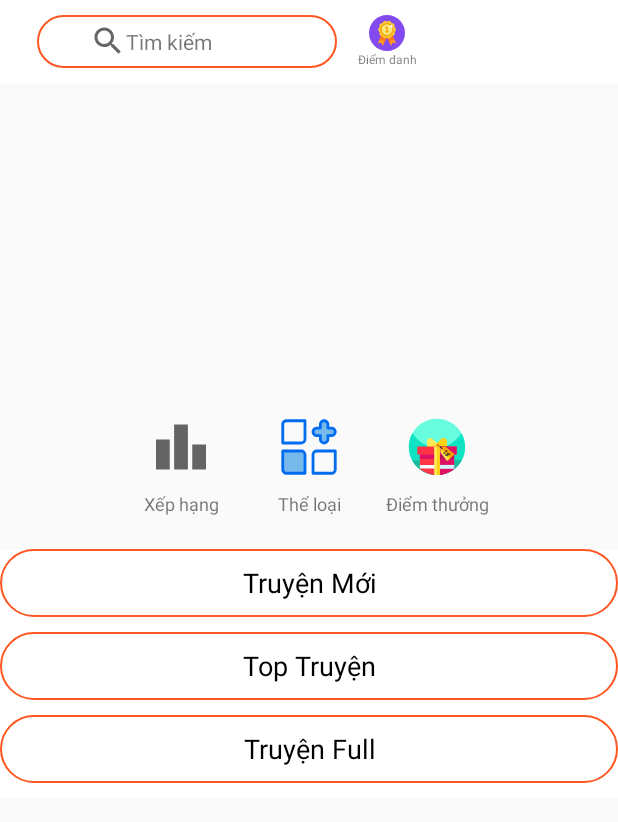
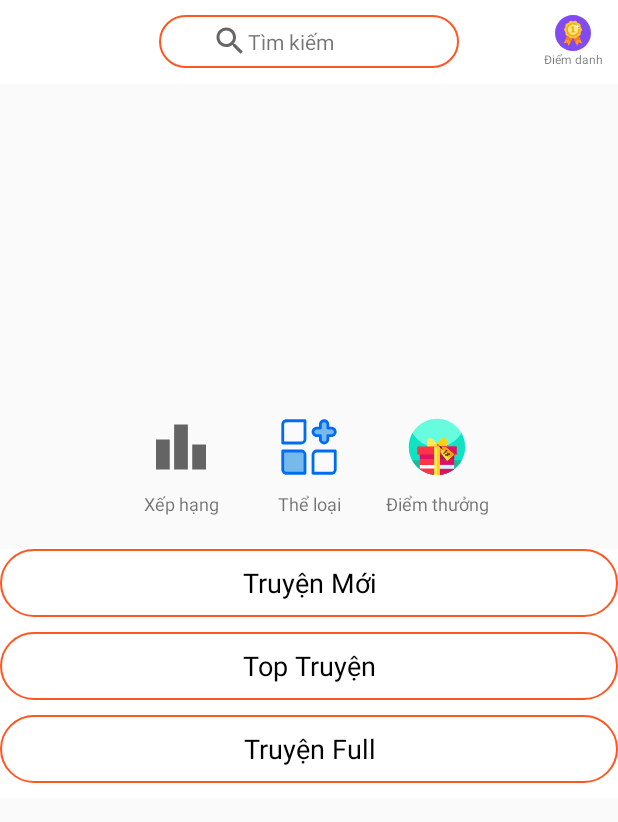
Before and after one commit to ducvui2003/android, an Android app: the layout fragment_home.xml on its own in the app's theme, with its tools: preview values and no code run, on a phone screen of 412 x 824 dp. Shown: the top 822 px of the screen. Run offline under Robolectric (Android 15) with nearby library versions, the phone set to English and light mode, and no system bars.

Commit message:
remove login in HomeFragment when click rank + Category

```diff
--- a/app/src/main/java/com/example/truyenapp/api/RetrofitClient.java
+++ b/app/src/main/java/com/example/truyenapp/api/RetrofitClient.java
@@ -7,7 +7,7 @@ import retrofit2.Retrofit;
 import retrofit2.converter.gson.GsonConverterFactory;
 
 public final class RetrofitClient {
-    private final static String BASE_URL = " https://d76d-2402-800-63af-ef1b-8037-e487-bcdc-f49f.ngrok-free.app/api/";
+    private final static String BASE_URL = "   https://ae67-115-79-219-34.ngrok-free.app/api/";
     private static Retrofit instance;
 
     public static Retrofit getInstance() {
--- a/app/src/main/java/com/example/truyenapp/view/fragment/HomeFragment.java
+++ b/app/src/main/java/com/example/truyenapp/view/fragment/HomeFragment.java
@@ -139,7 +139,6 @@ public class HomeFragment extends Fragment implements NavigationView.OnNavigatio
         ActionViewFlipper();
         setOnClickListener();
 
-
         return view;
     }
 
@@ -189,6 +188,7 @@ public class HomeFragment extends Fragment implements NavigationView.OnNavigatio
                 if (tv_emailhome.getText().length() != 0) {
                     Boolean checkDiemDanh = db.checkDiemDanh(account);
                     if (checkDiemDanh == false) {
+
                         int thu = db.getThu(account);
                         if (thu == 2) {
                             Boolean diemdanh = db.updateDiemThuong(account, 10);
@@ -226,7 +226,6 @@ public class HomeFragment extends Fragment implements NavigationView.OnNavigatio
                     } else {
                         Toast.makeText(getActivity(), "Hôm nay bạn đã điểm danh, chờ đến ngày mai nhé!", Toast.LENGTH_SHORT).show();
                     }
-
                 } else {
                     Toast.makeText(getActivity(), "Vui lòng đăng nhập để điểm danh!", Toast.LENGTH_SHORT).show();
                 }
@@ -285,7 +284,6 @@ public class HomeFragment extends Fragment implements NavigationView.OnNavigatio
     }
 
     private void init() {
-
         toolbar = (Toolbar) view.findViewById(R.id.toolbar);
         viewFlipper = (ViewFlipper) view.findViewById(R.id.vf);
         navigationView = (NavigationView) view.findViewById(R.id.nvv);
@@ -311,7 +309,6 @@ public class HomeFragment extends Fragment implements NavigationView.OnNavigatio
 
         tv_emailhome = headerLayout.findViewById(R.id.tv_emailhome);
         bt_dxhome = headerLayout.findViewById(R.id.bt_dxhome);
-
     }
 
     public void onBackPressed() {
@@ -348,12 +345,10 @@ public class HomeFragment extends Fragment implements NavigationView.OnNavigatio
                 break;
             case R.id.it_xephang:
                 Intent dialog_box4 = new Intent(getActivity(), RankActivity.class);
-                dialog_box4.putExtra("email", account.getEmail());
                 startActivity(dialog_box4);
                 break;
             case R.id.it_theloai:
                 Intent dialog_box5 = new Intent(getActivity(), Category.class);
-                dialog_box5.putExtra("email", account.getEmail());
                 startActivity(dialog_box5);
                 break;
         }
--- a/app/src/main/res/layout/fragment_home.xml
+++ b/app/src/main/res/layout/fragment_home.xml
@@ -1,7 +1,7 @@
 <?xml version="1.0" encoding="utf-8"?>
 <FrameLayout xmlns:android="http://schemas.android.com/apk/res/android"
+    xmlns:app="http://schemas.android.com/apk/res-auto"
     xmlns:tools="http://schemas.android.com/tools"
-    xmlns:app="http://schemas.android.com/apk/res-auto"
     android:layout_width="match_parent"
     android:layout_height="match_parent"
     tools:context=".view.fragment.HomeFragment">
@@ -19,11 +19,11 @@
         android:fitsSystemWindows="true">
 
         <com.google.android.material.navigation.NavigationView
+            android:id="@+id/nvv"
             android:layout_width="wrap_content"
             android:layout_height="match_parent"
-                android:id="@+id/nvv"
-                app:menu="@menu/menu"
-                android:layout_gravity="start"/>
+            android:layout_gravity="start"
+            app:menu="@menu/menu" />
         <!--        app:headerLayout="@layout/header"-->
 
         <ScrollView
@@ -35,29 +35,35 @@
                 android:layout_width="match_parent"
                 android:layout_height="match_parent"
                 android:orientation="vertical">
+
                 <androidx.appcompat.widget.Toolbar
                     android:id="@+id/toolbar"
-                        app:title=" "
+                    android:layout_width="match_parent"
+                    android:layout_height="?attr/actionBarSize"
                     android:background="@color/white"
-                        android:layout_width="match_parent"
-                        android:layout_height="?attr/actionBarSize">
+                    app:title=" ">
+
                     <TextView
+                        android:layout_gravity="center"
                         android:id="@+id/tv_TimKiemHome"
                         android:layout_width="200dp"
                         android:layout_height="35dp"
-                            android:text="Tìm kiếm"
+                        android:background="@drawable/khung"
+                        android:drawableLeft="@drawable/ic_baseline_search_24"
                         android:gravity="center_vertical"
-                            android:background="@drawable/khung"
                         android:paddingLeft="35dp"
-                            android:drawableLeft="@drawable/ic_baseline_search_24" />
+                        android:text="Tìm kiếm" />
+
                     <TextView
                         android:id="@+id/tv_diemdanh"
                         android:layout_width="40dp"
                         android:layout_height="35dp"
+                        android:layout_gravity="right"
                         android:layout_marginLeft="25dp"
+                        android:gravity="center"
                         android:text="Điểm danh"
                         android:textSize="8dp"
-                            android:gravity="center"
+                        android:layout_marginRight="10dp"
                         app:drawableTopCompat="@drawable/ic_reward" />
                 </androidx.appcompat.widget.Toolbar>
 
@@ -65,8 +71,7 @@
                     android:id="@+id/vf"
                     android:layout_width="match_parent"
                     android:layout_height="200dp"
-                        android:layout_marginBottom="10dp">
-                    </ViewFlipper>
+                    android:layout_marginBottom="10dp"></ViewFlipper>
 
                 <LinearLayout
                     android:layout_width="match_parent"
@@ -78,99 +83,105 @@
                         android:id="@+id/tv_xephang"
                         android:layout_width="85dp"
                         android:layout_height="75dp"
+                        android:drawableTop="@drawable/ic_baseline_leaderboard40"
+                        android:gravity="center"
                         android:text="Xếp hạng"
-                            android:textSize="12dp"
-                            android:gravity="center"
-                            android:drawableTop="@drawable/ic_baseline_leaderboard40"/>
+                        android:textSize="12dp" />
+
                     <TextView
                         android:id="@+id/tv_theloai"
                         android:layout_width="85dp"
                         android:layout_height="75dp"
+                        android:drawableTop="@drawable/ic_category"
+                        android:gravity="center"
                         android:text="Thể loại"
-                            android:textSize="12dp"
-                            android:gravity="center"
-                            android:drawableTop="@drawable/ic_category"/>
+                        android:textSize="12dp" />
+
                     <TextView
                         android:id="@+id/tv_diemthuong"
                         android:layout_width="85dp"
                         android:layout_height="75dp"
+                        android:drawableTop="@drawable/ic_points"
+                        android:gravity="center"
                         android:text="Điểm thưởng"
-                            android:textSize="12dp"
-                            android:gravity="center"
-                            android:drawableTop="@drawable/ic_points"/>
+                        android:textSize="12dp" />
 
 
                 </LinearLayout>
 
                 <LinearLayout
-                        android:background="@color/white"
                     android:layout_width="match_parent"
                     android:layout_height="match_parent"
+                    android:background="@color/white"
                     android:orientation="vertical">
+
                     <TextView
                         android:id="@+id/tv_name_cat_rv"
                         android:layout_width="match_parent"
                         android:layout_height="45dp"
+                        android:background="@drawable/khung"
+                        android:gravity="center"
+                        android:text="Truyện Mới"
                         android:textColor="@color/black"
-                            android:background="@drawable/khung"
                         android:textSize="18dp"
-                            android:text="Truyện Mới"
-                            android:textStyle="normal"
-                            android:gravity="center"/>
+                        android:textStyle="normal" />
+
                     <androidx.recyclerview.widget.RecyclerView
                         android:id="@+id/rv"
                         android:layout_width="match_parent"
                         android:layout_height="wrap_content"
                         android:layout_marginStart="10dp"
-                            android:layout_marginBottom="10dp"/>
+                        android:layout_marginBottom="10dp" />
                 </LinearLayout>
 
                 <LinearLayout
-                        android:background="@color/white"
                     android:layout_width="match_parent"
                     android:layout_height="match_parent"
+                    android:background="@color/white"
                     android:orientation="vertical">
 
                     <TextView
                         android:id="@+id/tv_name_cat_rv2"
                         android:layout_width="match_parent"
                         android:layout_height="45dp"
+                        android:background="@drawable/khung"
+                        android:gravity="center"
+                        android:text="Top Truyện"
                         android:textColor="@color/black"
-                            android:background="@drawable/khung"
                         android:textSize="18dp"
-                            android:text="Top Truyện"
-                            android:textStyle="normal"
-                            android:gravity="center"/>
+                        android:textStyle="normal" />
+
                     <androidx.recyclerview.widget.RecyclerView
                         android:id="@+id/rv2"
                         android:layout_width="match_parent"
                         android:layout_height="wrap_content"
                         android:layout_marginStart="10dp"
-                            android:layout_marginBottom="10dp"/>
+                        android:layout_marginBottom="10dp" />
                 </LinearLayout>
 
                 <LinearLayout
-                        android:background="@color/white"
                     android:layout_width="match_parent"
                     android:layout_height="match_parent"
+                    android:background="@color/white"
                     android:orientation="vertical">
 
                     <TextView
                         android:id="@+id/tv_name_cat_rv3"
                         android:layout_width="match_parent"
                         android:layout_height="45dp"
+                        android:background="@drawable/khung"
+                        android:gravity="center"
+                        android:text="Truyện Full"
                         android:textColor="@color/black"
-                            android:background="@drawable/khung"
                         android:textSize="18dp"
-                            android:text="Truyện Full"
-                            android:textStyle="normal"
-                            android:gravity="center"/>
+                        android:textStyle="normal" />
+
                     <androidx.recyclerview.widget.RecyclerView
                         android:id="@+id/rv3"
                         android:layout_width="match_parent"
                         android:layout_height="wrap_content"
                         android:layout_marginStart="10dp"
-                            android:layout_marginBottom="10dp"/>
+                        android:layout_marginBottom="10dp" />
                 </LinearLayout>
             </LinearLayout>
 
```
Lines whose indentation alone changed are shown as unchanged.
